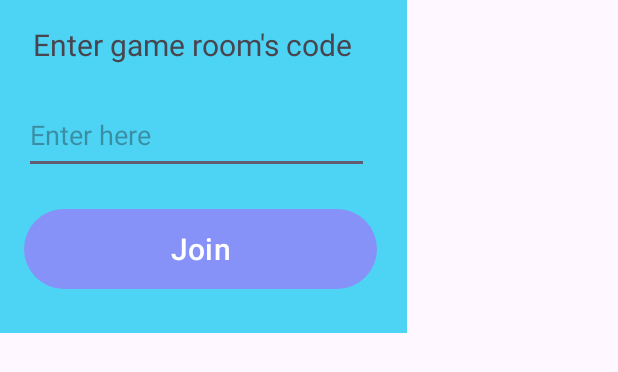
After one commit to MichalLeibovich/MyProject1, an Android app: the layout custom_dialog_box_join.xml on its own in the app's theme, with its tools: preview values and no code run, on a phone screen of 412 x 824 dp. The commit adds this screen. Shown: the top 372 px of the screen. Run offline under Robolectric (Android 15) with nearby library versions, the phone set to English and light mode, and no system bars.

Commit message:
commit Feb 14 12:00

```diff
--- a/app/src/main/res/layout/custom_dialog_box.xml
+++ b/app/src/main/res/layout/custom_dialog_box.xml
@@ -29,7 +29,7 @@
             android:layout_height="61dp"
             android:layout_marginStart="16dp"
             android:layout_marginTop="12dp"
-            android:text="Enter to an existing room"
+            android:text="Join an existing room"
             app:layout_constraintStart_toStartOf="parent"
             app:layout_constraintTop_toBottomOf="@+id/button27" />
     </androidx.constraintlayout.widget.ConstraintLayout>
--- /dev/null
+++ b/app/src/main/res/layout/custom_dialog_box_join.xml
@@ -0,0 +1,51 @@
+<?xml version="1.0" encoding="utf-8"?>
+<androidx.constraintlayout.widget.ConstraintLayout xmlns:android="http://schemas.android.com/apk/res/android"
+    xmlns:app="http://schemas.android.com/apk/res-auto"
+    xmlns:tools="http://schemas.android.com/tools"
+    android:layout_width="match_parent"
+    android:layout_height="match_parent">
+
+    <androidx.constraintlayout.widget.ConstraintLayout
+        android:layout_width="271dp"
+        android:layout_height="222dp"
+        app:layout_constraintStart_toStartOf="parent"
+        app:layout_constraintTop_toTopOf="parent"
+        android:background="@drawable/mainscreen_bkg_dialogbox_design">
+
+        <Button
+            android:id="@+id/button29"
+            android:layout_width="235dp"
+            android:layout_height="61dp"
+            android:layout_marginStart="16dp"
+            android:layout_marginTop="19dp"
+            android:text="Join"
+            android:textSize="20dp"
+            app:layout_constraintStart_toStartOf="parent"
+            app:layout_constraintTop_toBottomOf="@+id/editTextText" />
+
+        <EditText
+            android:id="@+id/editTextText"
+            android:layout_width="230dp"
+            android:layout_height="52dp"
+            android:layout_marginStart="16dp"
+            android:layout_marginTop="64dp"
+            android:ems="10"
+            android:hint="Enter here"
+            android:inputType="text"
+            app:layout_constraintStart_toStartOf="parent"
+            app:layout_constraintTop_toTopOf="parent" />
+
+        <TextView
+            android:id="@+id/textView8"
+            android:layout_width="226dp"
+            android:layout_height="34dp"
+            android:layout_marginStart="22dp"
+            android:layout_marginTop="16dp"
+            android:text="Enter game room's code"
+            android:textSize="20dp"
+            app:layout_constraintStart_toStartOf="parent"
+            app:layout_constraintTop_toTopOf="parent" />
+    </androidx.constraintlayout.widget.ConstraintLayout>
+
+
+</androidx.constraintlayout.widget.ConstraintLayout>
```
Also changed, not shown: app/src/main/java/com/example/myproject1/Game.java (added, +28 -0 lines), app/src/main/java/com/example/myproject1/MainScreenActivity.java (+65 -0 lines).
